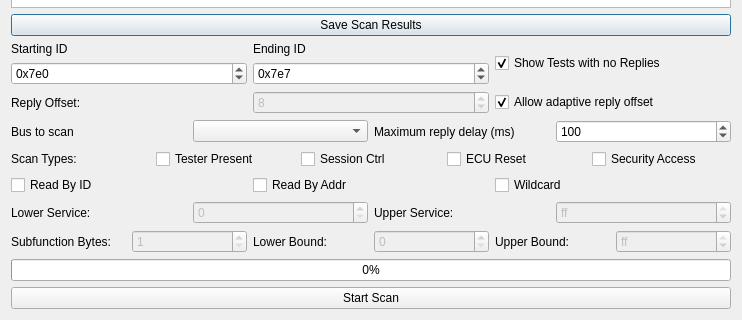
Old version of the form ui/udsscanwindow.ui in the repository collin80/SavvyCAN; both pictures show x 0 to 742 and y 308 to 628 of the 742 by 628 pixel window.
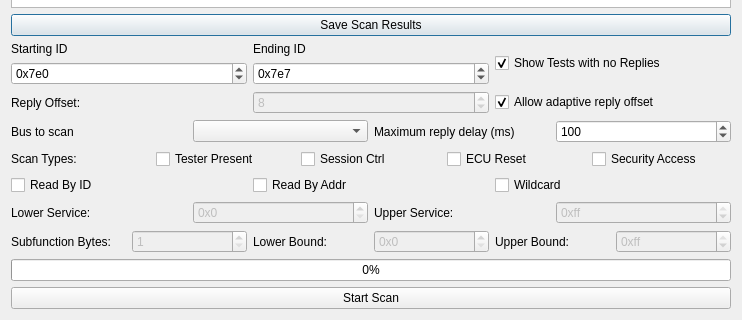
New version of the form.

Commit message: Add 0x prefix to some more fields on UDS Scanner Window. Fix ability to use 4 subfunction bytes

```diff
--- a/ui/udsscanwindow.ui
+++ b/ui/udsscanwindow.ui
@@ -260,6 +260,9 @@
        <property name="enabled">
         <bool>false</bool>
        </property>
+       <property name="prefix">
+        <string>0x</string>
+       </property>
        <property name="maximum">
         <number>255</number>
        </property>
@@ -280,6 +283,9 @@
        <property name="enabled">
         <bool>false</bool>
        </property>
+       <property name="prefix">
+        <string>0x</string>
+       </property>
        <property name="maximum">
         <number>255</number>
        </property>
@@ -330,6 +336,9 @@
        <property name="enabled">
         <bool>false</bool>
        </property>
+       <property name="prefix">
+        <string>0x</string>
+       </property>
        <property name="maximum">
         <number>255</number>
        </property>
@@ -350,6 +359,9 @@
        <property name="enabled">
         <bool>false</bool>
        </property>
+       <property name="prefix">
+        <string>0x</string>
+       </property>
        <property name="maximum">
         <number>255</number>
        </property>
```
The commit also changes 1 other file.
